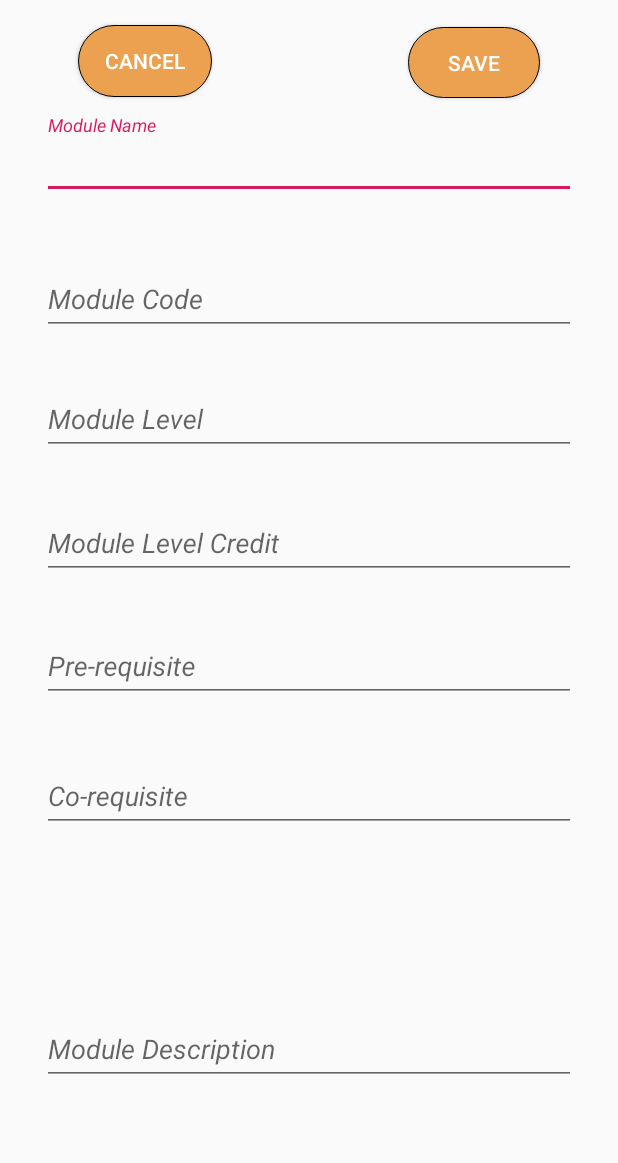
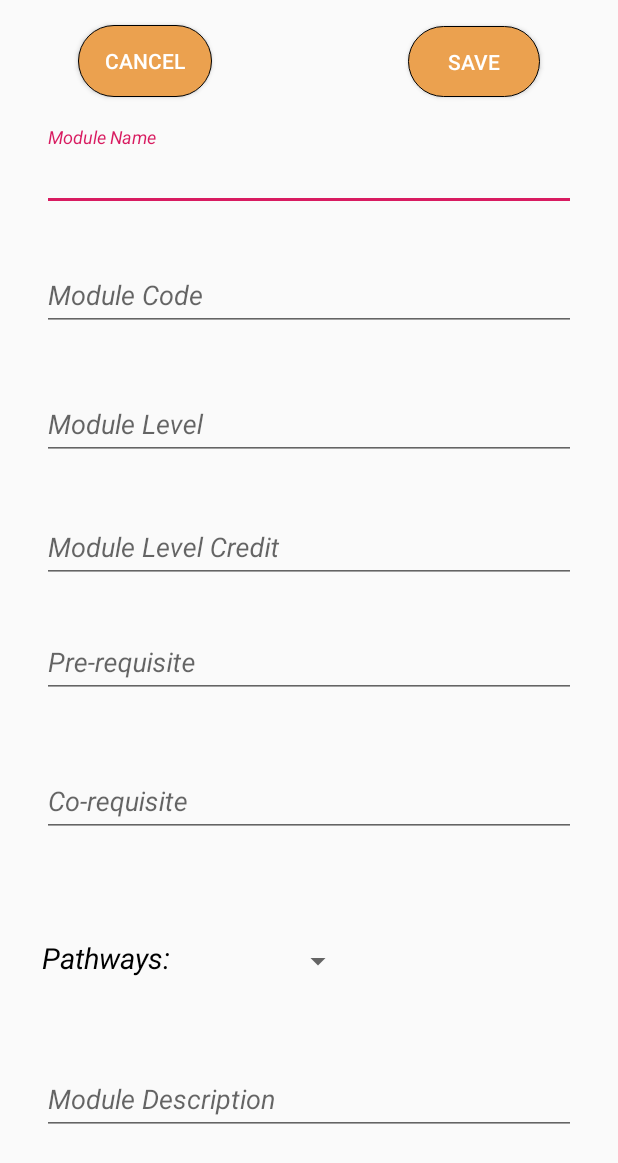
Before and after one commit to jonnydevop/WintecPathways, an Android app: the AddModule screen opened directly, with no data from a screen before it, on a phone screen of 412 x 824 dp. Shown: the top 1163 px of the screen. Run offline under Robolectric (Android 15) with nearby library versions, the phone set to English and light mode, and no system bars.

Commit message:
activity_add_module layout updated

```diff
--- a/app/src/main/res/layout/activity_add_module.xml
+++ b/app/src/main/res/layout/activity_add_module.xml
@@ -14,6 +14,7 @@
         app:layout_constraintGuide_percent="0.0"/>
 
     <Button
+        android:id="@+id/button3"
         android:layout_width="89dp"
         android:layout_height="wrap_content"
         android:layout_marginStart="52dp"
@@ -32,6 +33,7 @@
         android:id="@+id/button2"
         android:layout_width="wrap_content"
         android:layout_height="47dp"
+        android:layout_marginStart="8dp"
         android:layout_marginTop="8dp"
         android:layout_marginEnd="52dp"
         android:layout_marginBottom="8dp"
@@ -40,7 +42,10 @@
         android:textColor="@android:color/white"
         app:layout_constraintBottom_toTopOf="@+id/guideline4"
         app:layout_constraintEnd_toEndOf="parent"
-        app:layout_constraintTop_toTopOf="@+id/guideline3" />
+        app:layout_constraintHorizontal_bias="1.0"
+        app:layout_constraintStart_toEndOf="@+id/button3"
+        app:layout_constraintTop_toTopOf="@+id/guideline3"
+        app:layout_constraintVertical_bias="0.473" />
 
     <android.support.constraint.Guideline
         android:id="@+id/guideline4"
@@ -48,18 +53,19 @@
         android:layout_height="wrap_content"
         android:orientation="horizontal"
         app:layout_constraintGuide_end="826dp"
-        app:layout_constraintGuide_percent="0.10"/>
+        app:layout_constraintGuide_percent="0.1"/>
 
     <android.support.design.widget.TextInputLayout
         android:layout_width="match_parent"
-        android:layout_height="88dp"
+        android:layout_height="86dp"
         android:layout_marginStart="8dp"
+        android:layout_marginTop="8dp"
         android:layout_marginEnd="8dp"
         app:layout_constraintBottom_toTopOf="@+id/guideline6"
         app:layout_constraintEnd_toEndOf="parent"
         app:layout_constraintHorizontal_bias="0.0"
         app:layout_constraintStart_toStartOf="parent"
-        app:layout_constraintTop_toTopOf="@+id/guideline5">
+        app:layout_constraintTop_toTopOf="@+id/guideline4">
 
         <android.support.design.widget.TextInputEditText
             android:id="@+id/nameText"
@@ -80,16 +86,18 @@
         app:layout_constraintGuide_percent="0.20"/>
 
     <android.support.design.widget.TextInputLayout
+        android:id="@+id/textInputLayout2"
         android:layout_width="match_parent"
         android:layout_height="wrap_content"
         android:layout_marginStart="8dp"
         android:layout_marginEnd="8dp"
+        android:layout_marginBottom="8dp"
         app:layout_constraintBottom_toTopOf="@+id/guideline7"
         app:layout_constraintEnd_toEndOf="parent"
         app:layout_constraintHorizontal_bias="0.0"
         app:layout_constraintStart_toStartOf="parent"
         app:layout_constraintTop_toTopOf="@+id/guideline6"
-        app:layout_constraintVertical_bias="0.358">
+        app:layout_constraintVertical_bias="0.38">
 
         <android.support.design.widget.TextInputEditText
             android:id="@+id/studentidText"
@@ -107,19 +115,20 @@
         android:layout_height="wrap_content"
         android:orientation="horizontal"
         app:layout_constraintGuide_begin="20dp"
-        app:layout_constraintGuide_percent="0.30"/>
+        app:layout_constraintGuide_percent="0.3"/>
 
     <android.support.design.widget.TextInputLayout
+        android:id="@+id/textInputLayout3"
         android:layout_width="match_parent"
         android:layout_height="wrap_content"
         android:layout_marginStart="8dp"
         android:layout_marginEnd="8dp"
         app:layout_constraintBottom_toTopOf="@+id/guideline8"
         app:layout_constraintEnd_toEndOf="parent"
-        app:layout_constraintHorizontal_bias="1.0"
+        app:layout_constraintHorizontal_bias="0.0"
         app:layout_constraintStart_toStartOf="parent"
         app:layout_constraintTop_toTopOf="@+id/guideline7"
-        app:layout_constraintVertical_bias="0.0">
+        app:layout_constraintVertical_bias="0.542">
 
         <android.support.design.widget.TextInputEditText
             android:id="@+id/emailText"
@@ -140,6 +149,7 @@
         app:layout_constraintGuide_percent="0.40"/>
 
     <android.support.design.widget.TextInputLayout
+        android:id="@+id/textInputLayout5"
         android:layout_width="match_parent"
         android:layout_height="wrap_content"
         android:layout_marginStart="8dp"
@@ -149,7 +159,7 @@
         app:layout_constraintHorizontal_bias="0.0"
         app:layout_constraintStart_toStartOf="parent"
         app:layout_constraintTop_toTopOf="@+id/guideline8"
-        app:layout_constraintVertical_bias="0.052">
+        app:layout_constraintVertical_bias="0.542">
 
         <android.support.design.widget.TextInputEditText
             android:id="@+id/phoneText"
@@ -169,26 +179,18 @@
         app:layout_constraintGuide_begin="20dp"
         app:layout_constraintGuide_percent="0.50"/>
 
-    <android.support.constraint.Guideline
-        android:id="@+id/guideline10"
-        android:layout_width="wrap_content"
-        android:layout_height="wrap_content"
-        android:orientation="horizontal"
-        app:layout_constraintGuide_begin="20dp"
-        app:layout_constraintGuide_percent="0.60"/>
 
     <android.support.design.widget.TextInputLayout
         android:id="@+id/textInputLayout"
         android:layout_width="match_parent"
-        android:layout_height="wrap_content"
+        android:layout_height="88dp"
         android:layout_marginStart="8dp"
         android:layout_marginEnd="8dp"
         app:layout_constraintBottom_toTopOf="@+id/guideline10"
         app:layout_constraintEnd_toEndOf="parent"
-        app:layout_constraintHorizontal_bias="0.0"
+        app:layout_constraintHorizontal_bias="1.0"
         app:layout_constraintStart_toStartOf="parent"
-        app:layout_constraintTop_toTopOf="@+id/guideline9"
-        app:layout_constraintVertical_bias="0.026">
+        app:layout_constraintTop_toTopOf="@+id/guideline9">
 
         <android.support.design.widget.TextInputEditText
             android:id="@+id/dateText"
@@ -201,15 +203,26 @@
             android:textStyle="italic" />
     </android.support.design.widget.TextInputLayout>
 
+    <android.support.constraint.Guideline
+        android:id="@+id/guideline10"
+        android:layout_width="wrap_content"
+        android:layout_height="wrap_content"
+        android:orientation="horizontal"
+        app:layout_constraintGuide_begin="20dp"
+        app:layout_constraintGuide_percent="0.60"/>
+
+
 
     <android.support.constraint.Guideline
         android:id="@+id/guideline11"
         android:layout_width="wrap_content"
         android:layout_height="wrap_content"
         android:orientation="horizontal"
-        app:layout_constraintGuide_begin="577dp" />
+        app:layout_constraintGuide_begin="577dp"
+        app:layout_constraintGuide_percent="0.7"/>
 
     <android.support.design.widget.TextInputLayout
+        android:id="@+id/textInputLayout4"
         android:layout_width="match_parent"
         android:layout_height="wrap_content"
         android:layout_marginStart="8dp"
@@ -217,9 +230,10 @@
         android:layout_marginEnd="8dp"
         app:layout_constraintBottom_toTopOf="@+id/guideline11"
         app:layout_constraintEnd_toEndOf="parent"
+        app:layout_constraintHorizontal_bias="0.0"
         app:layout_constraintStart_toStartOf="parent"
-        app:layout_constraintTop_toBottomOf="@+id/textInputLayout"
-        app:layout_constraintVertical_bias="0.615">
+        app:layout_constraintTop_toTopOf="@+id/guideline10"
+        app:layout_constraintVertical_bias="0.558">
 
         <android.support.design.widget.TextInputEditText
             android:id="@+id/coReqTxt"
@@ -245,31 +259,32 @@
         android:id="@+id/textView2"
         android:layout_width="wrap_content"
         android:layout_height="wrap_content"
-        android:layout_marginStart="8dp"
+        android:layout_marginStart="28dp"
         android:layout_marginTop="28dp"
-        android:layout_marginEnd="8dp"
         android:layout_marginBottom="8dp"
         android:text="Pathways: "
         android:textColor="@android:color/black"
         android:textSize="19sp"
         android:textStyle="italic"
         app:layout_constraintBottom_toTopOf="@+id/guideline12"
-        app:layout_constraintEnd_toStartOf="@+id/appCompatSpinner"
-        app:layout_constraintHorizontal_bias="0.565"
         app:layout_constraintStart_toStartOf="parent"
         app:layout_constraintTop_toTopOf="@+id/guideline11"
-        app:layout_constraintVertical_bias="0.142" />
+        app:layout_constraintVertical_bias="1.0" />
 
     <android.support.v7.widget.AppCompatSpinner
         android:id="@+id/appCompatSpinner"
         android:layout_width="wrap_content"
-        android:layout_height="wrap_content"
+        android:layout_height="21dp"
+        android:layout_marginStart="8dp"
         android:layout_marginTop="16dp"
-        android:layout_marginEnd="404dp"
+        android:layout_marginEnd="176dp"
         android:layout_marginBottom="8dp"
         app:layout_constraintBottom_toTopOf="@+id/guideline12"
         app:layout_constraintEnd_toEndOf="parent"
-        app:layout_constraintTop_toTopOf="@+id/guideline11">
+        app:layout_constraintHorizontal_bias="1.0"
+        app:layout_constraintStart_toEndOf="@+id/textView2"
+        app:layout_constraintTop_toTopOf="@+id/guideline11"
+        app:layout_constraintVertical_bias="1.0">
 
     </android.support.v7.widget.AppCompatSpinner>
     <android.support.constraint.Guideline
@@ -286,7 +301,10 @@
         android:layout_marginStart="8dp"
         android:layout_marginTop="8dp"
         android:layout_marginEnd="8dp"
+        android:layout_marginBottom="8dp"
+        app:layout_constraintBottom_toBottomOf="parent"
         app:layout_constraintEnd_toEndOf="parent"
+        app:layout_constraintHorizontal_bias="0.0"
         app:layout_constraintStart_toStartOf="parent"
         app:layout_constraintTop_toTopOf="@+id/guideline12">
 
```
